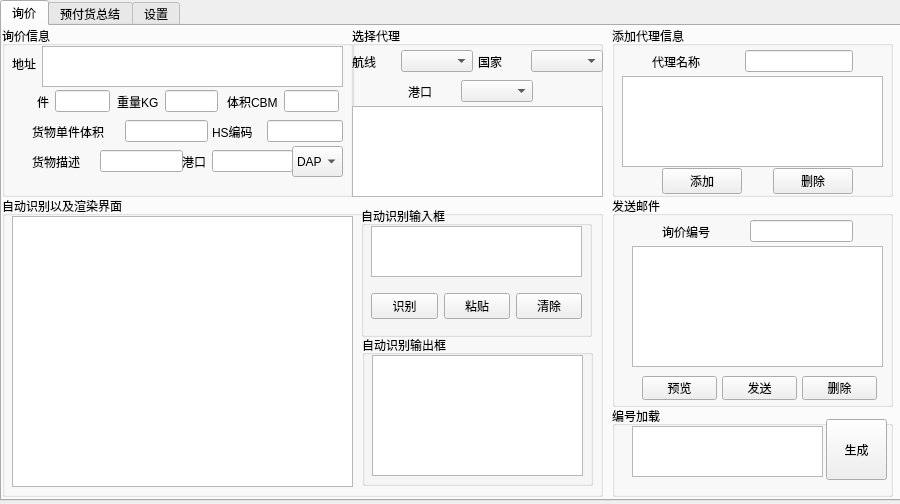
Old version of the form Ui/untitled.ui in the repository jerryliang122-vast/working-CIF-service.
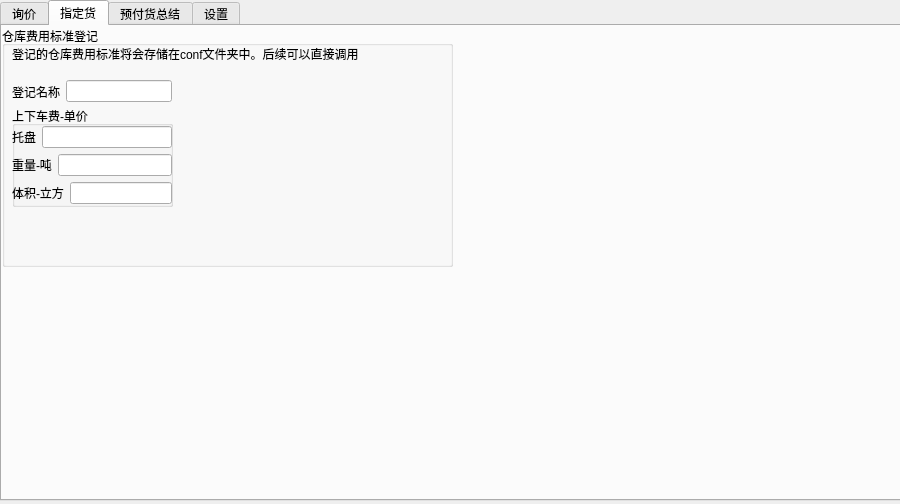
New version of the form. The open tabs and pages were chosen to show the change.

Commit message: 增加warehouse界面

```diff
--- a/Ui/untitled.ui
+++ b/Ui/untitled.ui
@@ -655,7 +655,7 @@
         <rect>
          <x>10</x>
          <y>80</y>
-         <width>211</width>
+         <width>239</width>
          <height>41</height>
         </rect>
        </property>
@@ -848,6 +848,126 @@
      </widget>
     </widget>
    </widget>
+   <widget class="QWidget" name="tab_4">
+    <attribute name="title">
+     <string>指定货</string>
+    </attribute>
+    <widget class="QGroupBox" name="groupBox_9">
+     <property name="geometry">
+      <rect>
+       <x>0</x>
+       <y>0</y>
+       <width>451</width>
+       <height>241</height>
+      </rect>
+     </property>
+     <property name="title">
+      <string>仓库费用标准登记</string>
+     </property>
+     <widget class="QLabel" name="label_18">
+      <property name="geometry">
+       <rect>
+        <x>10</x>
+        <y>20</y>
+        <width>351</width>
+        <height>16</height>
+       </rect>
+      </property>
+      <property name="text">
+       <string>登记的仓库费用标准将会存储在conf文件夹中。后续可以直接调用</string>
+      </property>
+     </widget>
+     <widget class="QWidget" name="horizontalLayoutWidget_16">
+      <property name="geometry">
+       <rect>
+        <x>10</x>
+        <y>50</y>
+        <width>160</width>
+        <height>31</height>
+       </rect>
+      </property>
+      <layout class="QHBoxLayout" name="horizontalLayout_19">
+       <item>
+        <widget class="QLabel" name="label_19">
+         <property name="text">
+          <string>登记名称</string>
+         </property>
+        </widget>
+       </item>
+       <item>
+        <widget class="QLineEdit" name="lineEdit_3"/>
+       </item>
+      </layout>
+     </widget>
+     <widget class="QGroupBox" name="groupBox_10">
+      <property name="geometry">
+       <rect>
+        <x>10</x>
+        <y>80</y>
+        <width>161</width>
+        <height>101</height>
+       </rect>
+      </property>
+      <property name="title">
+       <string>上下车费-单价</string>
+      </property>
+      <widget class="QWidget" name="verticalLayoutWidget">
+       <property name="geometry">
+        <rect>
+         <x>0</x>
+         <y>20</y>
+         <width>160</width>
+         <height>80</height>
+        </rect>
+       </property>
+       <layout class="QVBoxLayout" name="verticalLayout">
+        <item>
+         <layout class="QHBoxLayout" name="horizontalLayout_20">
+          <item>
+           <widget class="QLabel" name="label_20">
+            <property name="text">
+             <string>托盘</string>
+            </property>
+           </widget>
+          </item>
+          <item>
+           <widget class="QLineEdit" name="lineEdit_4"/>
+          </item>
+         </layout>
+        </item>
+        <item>
+         <layout class="QHBoxLayout" name="horizontalLayout_21">
+          <item>
+           <widget class="QLabel" name="label_21">
+            <property name="text">
+             <string>重量-吨</string>
+            </property>
+           </widget>
+          </item>
+          <item>
+           <widget class="QLineEdit" name="lineEdit_5"/>
+          </item>
+         </layout>
+        </item>
+        <item>
+         <layout class="QHBoxLayout" name="horizontalLayout_22">
+          <item>
+           <widget class="QLabel" name="label_22">
+            <property name="text">
+             <string>体积-立方</string>
+            </property>
+           </widget>
+          </item>
+          <item>
+           <widget class="QLineEdit" name="lineEdit_6"/>
+          </item>
+         </layout>
+        </item>
+       </layout>
+      </widget>
+     </widget>
+    </widget>
+   </widget>
    <widget class="QWidget" name="tab_2">
     <attribute name="title">
      <string>预付货总结</string>
```
Left out of the diff: 3 changed lines with no effect on the pictures.
